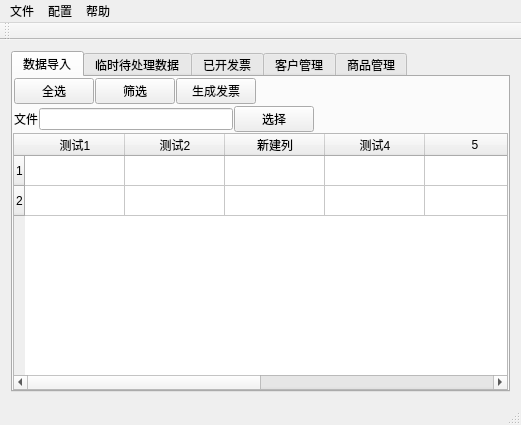
Before: the Qt Designer form src/invoice/gui/mainwindow.ui in lcw2004/fapiao, drawn with Qt 5.
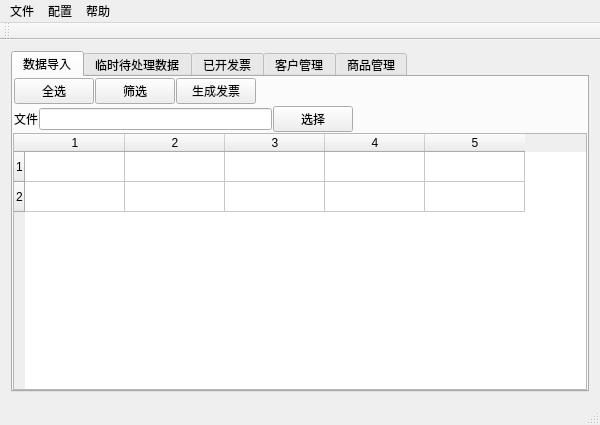
After: the same form once the commit is applied. Icons and pictures are not drawn.

Diff of the .ui file:
```diff
--- a/src/invoice/gui/mainwindow.ui
+++ b/src/invoice/gui/mainwindow.ui
@@ -6,7 +6,7 @@
    <rect>
     <x>0</x>
     <y>0</y>
-    <width>521</width>
+    <width>600</width>
     <height>425</height>
    </rect>
   </property>
@@ -192,34 +192,31 @@
            <number>2</number>
           </property>
           <property name="columnCount">
-           <number>8</number>
+           <number>5</number>
           </property>
           <row/>
           <row/>
           <column>
            <property name="text">
-            <string>测试1</string>
+            <string>1</string>
            </property>
           </column>
           <column>
            <property name="text">
-            <string>测试2</string>
+            <string>2</string>
            </property>
           </column>
           <column>
            <property name="text">
-            <string>新建列</string>
+            <string>3</string>
            </property>
           </column>
           <column>
            <property name="text">
-            <string>测试4</string>
+            <string>4</string>
            </property>
           </column>
           <column/>
-          <column/>
-          <column/>
-          <column/>
          </widget>
         </item>
        </layout>
@@ -322,7 +319,7 @@
     <rect>
      <x>0</x>
      <y>0</y>
-     <width>521</width>
+     <width>600</width>
      <height>23</height>
     </rect>
    </property>
```
Left out of the diff: 77 changed lines with no effect on the pictures.
